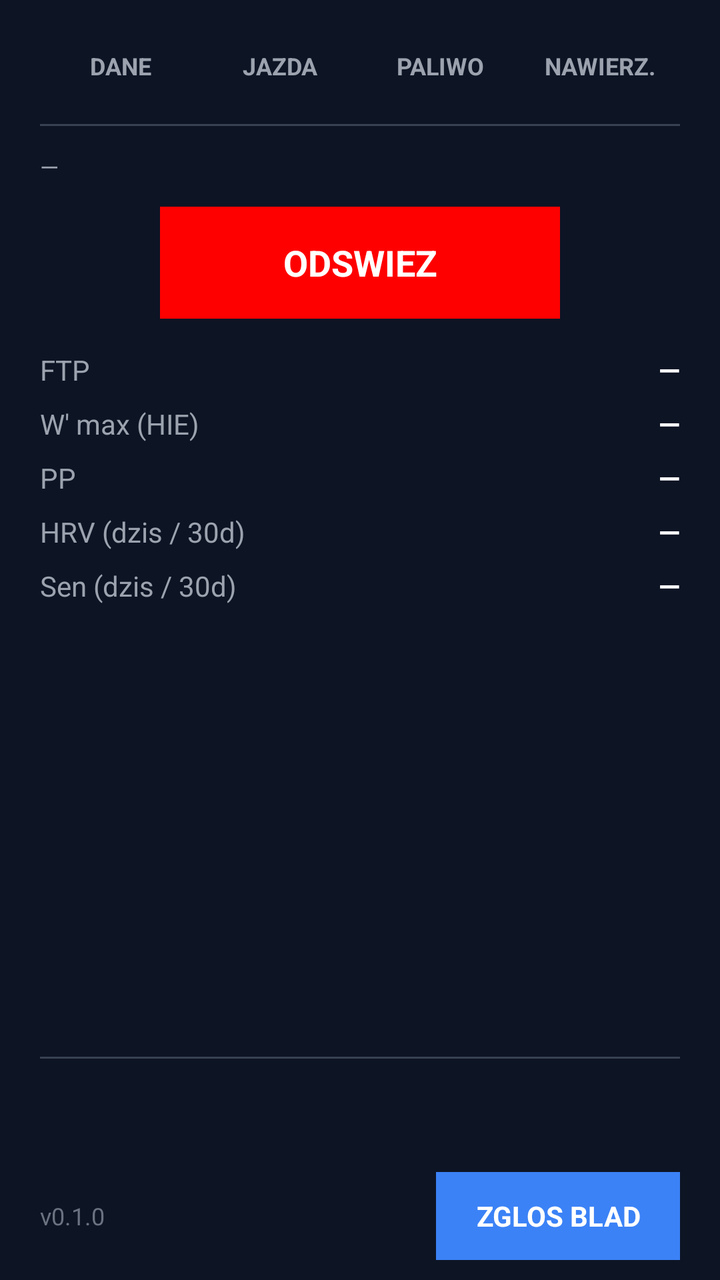
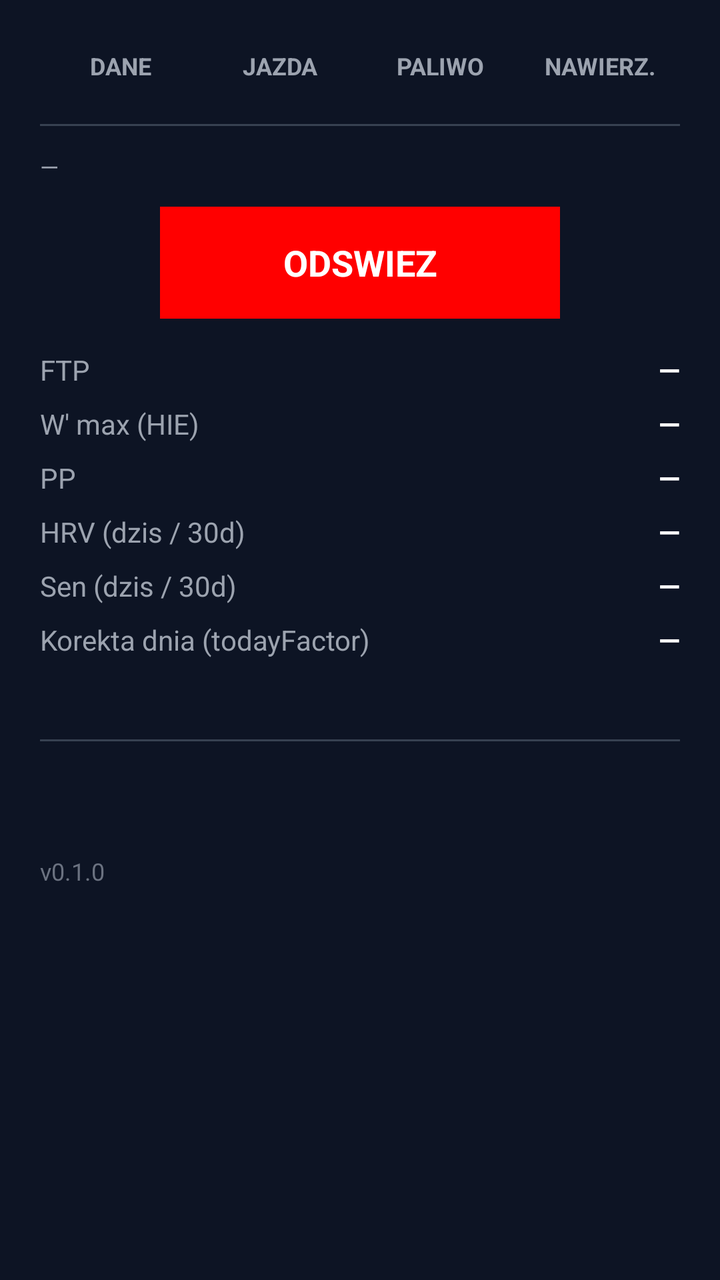

Screens rendered from an Android XML layout before and after an edit, with the pre-edit source and the edit as a unified diff.
<!-- AndroidManifest.xml: activity theme android:Theme.DeviceDefault -->
<!-- res/layout/activity_setup.xml -->
<?xml version="1.0" encoding="utf-8"?>
<LinearLayout xmlns:android="http://schemas.android.com/apk/res/android"
    android:layout_width="match_parent"
    android:layout_height="match_parent"
    android:orientation="vertical"
    android:background="#0D1424"
    android:paddingLeft="20dp"
    android:paddingRight="20dp"
    android:paddingTop="12dp"
    android:paddingBottom="10dp">

    <LinearLayout
        android:id="@+id/ll_tabs"
        android:layout_width="match_parent"
        android:layout_height="wrap_content"
        android:orientation="horizontal">

        <TextView
            android:id="@+id/tab_dane"
            android:layout_width="0dp"
            android:layout_height="42dp"
            android:layout_weight="1"
            android:gravity="center"
            android:text="DANE"
            android:textSize="12sp"
            android:textStyle="bold"
            android:textColor="#9CA3AF"
            android:clickable="true"
            android:focusable="true" />

        <TextView
            android:id="@+id/tab_jazda"
            android:layout_width="0dp"
            android:layout_height="42dp"
            android:layout_weight="1"
            android:gravity="center"
            android:text="JAZDA"
            android:textSize="12sp"
            android:textStyle="bold"
            android:textColor="#9CA3AF"
            android:clickable="true"
            android:focusable="true" />

        <TextView
            android:id="@+id/tab_paliwo"
            android:layout_width="0dp"
            android:layout_height="42dp"
            android:layout_weight="1"
            android:gravity="center"
            android:text="PALIWO"
            android:textSize="12sp"
            android:textStyle="bold"
            android:textColor="#9CA3AF"
            android:clickable="true"
            android:focusable="true" />

        <TextView
            android:id="@+id/tab_naw"
            android:layout_width="0dp"
            android:layout_height="42dp"
            android:layout_weight="1"
            android:gravity="center"
            android:text="NAWIERZ."
            android:textSize="12sp"
            android:textStyle="bold"
            android:textColor="#9CA3AF"
            android:clickable="true"
            android:focusable="true" />
    </LinearLayout>

    <TextView
        android:layout_width="match_parent"
        android:layout_height="1dp"
        android:layout_marginTop="8dp"
        android:background="#374151" />

    <ScrollView
        android:layout_width="match_parent"
        android:layout_height="0dp"
        android:layout_weight="1">

    <LinearLayout
        android:layout_width="match_parent"
        android:layout_height="wrap_content"
        android:orientation="vertical">

    <LinearLayout
        android:id="@+id/ll_tab_dane"
        android:layout_width="match_parent"
        android:layout_height="wrap_content"
        android:orientation="vertical"
        android:layout_marginTop="12dp">

        <TextView
            android:id="@+id/tv_fetch_date"
            android:layout_width="wrap_content"
            android:layout_height="wrap_content"
            android:text="—"
            android:textColor="#9CA3AF"
            android:textSize="12sp" />

        <TextView
            android:id="@+id/btn_refetch"
            android:layout_width="200dp"
            android:layout_height="56dp"
            android:layout_marginTop="12dp"
            android:layout_gravity="center_horizontal"
            android:gravity="center"
            android:text="ODSWIEZ"
            android:textColor="#FFFFFF"
            android:textSize="18sp"
            android:textStyle="bold"
            android:clickable="true"
            android:focusable="true"
            android:background="#FFFF0000" />

        <LinearLayout
            android:layout_width="match_parent"
            android:layout_height="wrap_content"
            android:layout_marginTop="16dp"
            android:orientation="horizontal">

            <TextView
                android:layout_width="0dp"
                android:layout_height="wrap_content"
                android:layout_weight="1"
                android:text="FTP"
                android:textColor="#9CA3AF"
                android:textSize="14sp" />

            <TextView
                android:id="@+id/tv_ftp"
                android:layout_width="wrap_content"
                android:layout_height="wrap_content"
                android:text="—"
                android:textColor="#FFFFFF"
                android:textSize="14sp"
                android:textStyle="bold" />
        </LinearLayout>

        <LinearLayout
            android:layout_width="match_parent"
            android:layout_height="wrap_content"
            android:layout_marginTop="8dp"
            android:orientation="horizontal">

            <TextView
                android:layout_width="0dp"
                android:layout_height="wrap_content"
                android:layout_weight="1"
                android:text="W' max (HIE)"
                android:textColor="#9CA3AF"
                android:textSize="14sp" />

            <TextView
                android:id="@+id/tv_wmax"
                android:layout_width="wrap_content"
                android:layout_height="wrap_content"
                android:text="—"
                android:textColor="#FFFFFF"
                android:textSize="14sp"
                android:textStyle="bold" />
        </LinearLayout>

        <LinearLayout
            android:layout_width="match_parent"
            android:layout_height="wrap_content"
            android:layout_marginTop="8dp"
            android:orientation="horizontal">

            <TextView
                android:layout_width="0dp"
                android:layout_height="wrap_content"
                android:layout_weight="1"
                android:text="PP"
                android:textColor="#9CA3AF"
                android:textSize="14sp" />

            <TextView
                android:id="@+id/tv_pp"
                android:layout_width="wrap_content"
                android:layout_height="wrap_content"
                android:text="—"
                android:textColor="#FFFFFF"
                android:textSize="14sp"
                android:textStyle="bold" />
        </LinearLayout>

        <LinearLayout
            android:layout_width="match_parent"
            android:layout_height="wrap_content"
            android:layout_marginTop="8dp"
            android:orientation="horizontal">

            <TextView
                android:layout_width="0dp"
                android:layout_height="wrap_content"
                android:layout_weight="1"
                android:text="HRV (dzis / 30d)"
                android:textColor="#9CA3AF"
                android:textSize="14sp" />

            <TextView
                android:id="@+id/tv_hrv"
                android:layout_width="wrap_content"
                android:layout_height="wrap_content"
                android:text="—"
                android:textColor="#FFFFFF"
                android:textSize="14sp"
                android:textStyle="bold" />
        </LinearLayout>

        <LinearLayout
            android:layout_width="match_parent"
            android:layout_height="wrap_content"
            android:layout_marginTop="8dp"
            android:orientation="horizontal">

            <TextView
                android:layout_width="0dp"
                android:layout_height="wrap_content"
                android:layout_weight="1"
                android:text="Sen (dzis / 30d)"
                android:textColor="#9CA3AF"
                android:textSize="14sp" />

            <TextView
                android:id="@+id/tv_sleep"
                android:layout_width="wrap_content"
                android:layout_height="wrap_content"
                android:text="—"
                android:textColor="#FFFFFF"
                android:textSize="14sp"
                android:textStyle="bold" />
        </LinearLayout>

        <TextView
            android:id="@+id/tv_pi_status"
            android:layout_width="wrap_content"
            android:layout_height="wrap_content"
            android:layout_marginTop="12dp"
            android:text=""
            android:textColor="#9CA3AF"
            android:textSize="12sp"
            android:gravity="center" />
    </LinearLayout>

    <LinearLayout
        android:id="@+id/ll_tab_jazda"
        android:layout_width="match_parent"
        android:layout_height="wrap_content"
        android:orientation="vertical"
        android:layout_marginTop="12dp"
        android:visibility="gone">

        <TextView
            android:layout_width="wrap_content"
            android:layout_height="wrap_content"
            android:layout_marginBottom="6dp"
            android:text="TRYB JAZDY"
            android:textColor="#9CA3AF"
            android:textSize="11sp"
            android:letterSpacing="0.1" />

        <LinearLayout
            android:id="@+id/ll_riding_mode"
            android:layout_width="match_parent"
            android:layout_height="wrap_content"
            android:orientation="horizontal"
            android:layout_marginBottom="4dp">

            <TextView
                android:id="@+id/btn_mode_defensive"
                android:layout_width="0dp"
                android:layout_height="40dp"
                android:layout_weight="1"
                android:gravity="center"
                android:text="DEFENSYWNA"
                android:textSize="11sp"
                android:textStyle="bold"
                android:background="#1E2A3A"
                android:textColor="#9CA3AF"
                android:layout_marginEnd="4dp" />

            <TextView
                android:id="@+id/btn_mode_normal"
                android:layout_width="0dp"
                android:layout_height="40dp"
                android:layout_weight="1"
                android:gravity="center"
                android:text="NORMALNA"
                android:textSize="11sp"
                android:textStyle="bold"
                android:background="#1E2A3A"
                android:textColor="#9CA3AF"
                android:layout_marginEnd="4dp" />

            <TextView
                android:id="@+id/btn_mode_offensive"
                android:layout_width="0dp"
                android:layout_height="40dp"
                android:layout_weight="1"
                android:gravity="center"
                android:text="OFENSYWNA"
                android:textSize="11sp"
                android:textStyle="bold"
                android:background="#1E2A3A"
                android:textColor="#9CA3AF" />

            <TextView
                android:id="@+id/btn_mode_auto"
                android:layout_width="0dp"
                android:layout_height="40dp"
                android:layout_weight="1"
                android:gravity="center"
                android:text="AUTO"
                android:textSize="11sp"
                android:textStyle="bold"
                android:background="#1E2A3A"
                android:textColor="#9CA3AF"
                android:layout_marginStart="4dp" />
        </LinearLayout>

        <LinearLayout
            android:layout_width="match_parent"
            android:layout_height="wrap_content"
            android:layout_marginTop="12dp"
            android:orientation="horizontal"
            android:gravity="center_vertical">

            <CheckBox
                android:id="@+id/cb_baro"
                android:layout_width="wrap_content"
                android:layout_height="wrap_content"
                android:checked="true"
                android:textColor="#FFFFFF" />

            <TextView
                android:layout_width="0dp"
                android:layout_height="wrap_content"
                android:layout_weight="1"
                android:text="Wrazliwosc na cisnienie"
                android:textColor="#9CA3AF"
                android:textSize="14sp" />
        </LinearLayout>

        <LinearLayout
            android:layout_width="match_parent"
            android:layout_height="wrap_content"
            android:layout_marginTop="8dp"
            android:orientation="horizontal">

            <TextView
                android:layout_width="0dp"
                android:layout_height="wrap_content"
                android:layout_weight="1"
                android:text="Cisnienie (hPa / 24h)"
                android:textColor="#9CA3AF"
                android:textSize="14sp" />

            <TextView
                android:id="@+id/tv_pressure"
                android:layout_width="wrap_content"
                android:layout_height="wrap_content"
                android:text="—"
                android:textColor="#FFFFFF"
                android:textSize="14sp"
                android:textStyle="bold" />
        </LinearLayout>

        <LinearLayout
            android:layout_width="match_parent"
            android:layout_height="wrap_content"
            android:layout_marginTop="8dp"
            android:orientation="horizontal">

            <TextView
                android:layout_width="0dp"
                android:layout_height="wrap_content"
                android:layout_weight="1"
                android:text="Cisnienie — korekta TF"
                android:textColor="#9CA3AF"
                android:textSize="14sp" />

            <TextView
                android:id="@+id/tv_baro_info"
                android:layout_width="wrap_content"
                android:layout_height="wrap_content"
                android:text="—"
                android:textColor="#FFFFFF"
                android:textSize="14sp"
                android:textStyle="bold" />
        </LinearLayout>

        <LinearLayout
            android:layout_width="match_parent"
            android:layout_height="wrap_content"
            android:layout_marginTop="8dp"
            android:orientation="horizontal"
            android:gravity="center_vertical">

            <CheckBox
                android:id="@+id/cb_hr_zone"
                android:layout_width="wrap_content"
                android:layout_height="wrap_content" />

            <TextView
                android:layout_width="0dp"
                android:layout_height="wrap_content"
                android:layout_weight="1"
                android:text="HR: strefy Z1-Z5 zamiast bpm"
                android:textColor="#9CA3AF"
                android:textSize="14sp" />
        </LinearLayout>

        <TextView
            android:layout_width="match_parent"
            android:layout_height="1dp"
            android:layout_marginTop="16dp"
            android:background="#374151" />

        <LinearLayout
            android:layout_width="match_parent"
            android:layout_height="wrap_content"
            android:layout_marginTop="12dp"
            android:orientation="horizontal"
            android:gravity="center_vertical">

            <CheckBox
                android:id="@+id/cb_cassette_override"
                android:layout_width="wrap_content"
                android:layout_height="wrap_content" />

            <TextView
                android:layout_width="wrap_content"
                android:layout_height="wrap_content"
                android:text="Override kasety (custom)"
                android:textColor="#9CA3AF"
                android:textSize="14sp" />
        </LinearLayout>

        <TextView
            android:id="@+id/tv_cassette_cogs"
            android:layout_width="match_parent"
            android:layout_height="wrap_content"
            android:layout_marginTop="8dp"
            android:text="—"
            android:textColor="#FFFFFF"
            android:textSize="16sp"
            android:clickable="true"
            android:focusable="true"
            android:background="#1F2937"
            android:padding="8dp" />

        <TextView
            android:layout_width="match_parent"
            android:layout_height="wrap_content"
            android:layout_marginTop="4dp"
            android:text="Biegi w GEARS pokazą tę kasetę zamiast wpisanej w AXS. Koronki od najmniejszej (10T)."
            android:textColor="#6B7280"
            android:textSize="12sp" />
    </LinearLayout>

    <LinearLayout
        android:id="@+id/ll_tab_paliwo"
        android:layout_width="match_parent"
        android:layout_height="wrap_content"
        android:orientation="vertical"
        android:layout_marginTop="12dp"
        android:visibility="gone">

        <TextView
            android:layout_width="match_parent"
            android:layout_height="wrap_content"
            android:text="Deadline"
            android:textColor="#9CA3AF"
            android:textSize="14sp" />

        <TextView
            android:id="@+id/tv_deadline"
            android:layout_width="match_parent"
            android:layout_height="wrap_content"
            android:layout_marginTop="8dp"
            android:gravity="center"
            android:text="21:00"
            android:textColor="#FFFFFF"
            android:textSize="28sp"
            android:textStyle="bold"
            android:clickable="true"
            android:focusable="true"
            android:background="#1F2937"
            android:padding="8dp" />

        <TextView
            android:layout_width="match_parent"
            android:layout_height="wrap_content"
            android:layout_marginTop="12dp"
            android:text="Zachód słonca"
            android:textColor="#9CA3AF"
            android:textSize="14sp" />

        <LinearLayout
            android:layout_width="match_parent"
            android:layout_height="wrap_content"
            android:layout_marginTop="4dp"
            android:orientation="horizontal"
            android:gravity="center_vertical">

            <TextView
                android:id="@+id/tv_sunset"
                android:layout_width="0dp"
                android:layout_height="wrap_content"
                android:layout_weight="1"
                android:text="—"
                android:textColor="#FFFFFF"
                android:textSize="16sp"
                android:textStyle="bold" />

            <CheckBox
                android:id="@+id/cb_cap_twilight"
                android:layout_width="wrap_content"
                android:layout_height="wrap_content" />

            <TextView
                android:layout_width="wrap_content"
                android:layout_height="wrap_content"
                android:text="Limit do zmroku"
                android:textColor="#9CA3AF"
                android:textSize="14sp" />
        </LinearLayout>

        <TextView
            android:id="@+id/tv_active_deadline"
            android:layout_width="wrap_content"
            android:layout_height="wrap_content"
            android:layout_marginTop="4dp"
            android:text="Aktywny deadline: —"
            android:textColor="#6B7280"
            android:textSize="12sp" />

        <TextView
            android:layout_width="match_parent"
            android:layout_height="wrap_content"
            android:layout_marginTop="16dp"
            android:text="Carb porcja (g)"
            android:textColor="#9CA3AF"
            android:textSize="14sp" />

        <TextView
            android:id="@+id/tv_carb_packet"
            android:layout_width="match_parent"
            android:layout_height="wrap_content"
            android:layout_marginTop="8dp"
            android:gravity="center"
            android:text="20 g"
            android:textColor="#FFFFFF"
            android:textSize="28sp"
            android:textStyle="bold"
            android:clickable="true"
            android:focusable="true"
            android:background="#1F2937"
            android:padding="8dp" />

        <TextView
            android:id="@+id/btn_reset_carb"
            android:layout_width="200dp"
            android:layout_height="48dp"
            android:layout_marginTop="16dp"
            android:gravity="center"
            android:text="RESET CARB"
            android:textColor="#FFFFFF"
            android:textSize="14sp"
            android:textStyle="bold"
            android:clickable="true"
            android:focusable="true"
            android:background="#FF5252" />
    </LinearLayout>

    <LinearLayout
        android:id="@+id/ll_tab_naw"
        android:layout_width="match_parent"
        android:layout_height="wrap_content"
        android:orientation="vertical"
        android:layout_marginTop="12dp"
        android:visibility="gone">

        <TextView
            android:layout_width="match_parent"
            android:layout_height="wrap_content"
            android:text="Nawierzchnia"
            android:textColor="#FFFFFF"
            android:textSize="16sp"
            android:textStyle="bold" />

        <TextView
            android:layout_width="match_parent"
            android:layout_height="wrap_content"
            android:layout_marginTop="8dp"
            android:text="Ustawienia nawierzchni — wkrótce. Tu pojawią się: advisory pacingu na gravelu oraz mnożniki węgli i płynów dla nawierzchni gravel / luźnej."
            android:textColor="#9CA3AF"
            android:textSize="14sp" />

        <TextView
            android:layout_width="match_parent"
            android:layout_height="wrap_content"
            android:layout_marginTop="8dp"
            android:text="Dane nawierzchni pobiera QBot z OpenStreetMap przy zapisie trasy w RWGPS."
            android:textColor="#6B7280"
            android:textSize="12sp" />
    </LinearLayout>

    </LinearLayout>
    </ScrollView>

    <TextView
        android:layout_width="match_parent"
        android:layout_height="1dp"
        android:layout_marginTop="12dp"
        android:background="#374151" />

    <TextView
        android:id="@+id/tv_status"
        android:layout_width="match_parent"
        android:layout_height="wrap_content"
        android:layout_marginTop="10dp"
        android:text=""
        android:textColor="#9CA3AF"
        android:textSize="12sp"
        android:gravity="center" />

    <TextView
        android:id="@+id/tv_error"
        android:layout_width="match_parent"
        android:layout_height="wrap_content"
        android:layout_marginTop="4dp"
        android:text=""
        android:textColor="#FF5252"
        android:textSize="12sp"
        android:gravity="center" />

    <LinearLayout
        android:layout_width="match_parent"
        android:layout_height="wrap_content"
        android:layout_marginTop="10dp"
        android:orientation="horizontal"
        android:gravity="center_vertical">

        <TextView
            android:id="@+id/tv_version"
            android:layout_width="0dp"
            android:layout_height="wrap_content"
            android:layout_weight="1"
            android:text="v0.1.0"
            android:textColor="#6B7280"
            android:textSize="12sp" />

        <TextView
            android:id="@+id/btn_report_bug"
            android:layout_width="wrap_content"
            android:layout_height="44dp"
            android:gravity="center"
            android:paddingLeft="20dp"
            android:paddingRight="20dp"
            android:text="ZGLOS BLAD"
            android:textColor="#FFFFFF"
            android:textSize="14sp"
            android:textStyle="bold"
            android:clickable="true"
            android:focusable="true"
            android:background="#3B82F6" />
    </LinearLayout>

</LinearLayout>
<!-- resources referenced by this layout -->
<resources>

</resources>

<!-- the commit's change to res/layout/activity_setup.xml (unified diff, before → after) -->
@@ -234,6 +234,30 @@
                 android:textStyle="bold" />
         </LinearLayout>
 
+        <LinearLayout
+            android:layout_width="match_parent"
+            android:layout_height="wrap_content"
+            android:layout_marginTop="8dp"
+            android:orientation="horizontal">
+
+            <TextView
+                android:layout_width="0dp"
+                android:layout_height="wrap_content"
+                android:layout_weight="1"
+                android:text="Korekta dnia (todayFactor)"
+                android:textColor="#9CA3AF"
+                android:textSize="14sp" />
+
+            <TextView
+                android:id="@+id/tv_today_factor"
+                android:layout_width="wrap_content"
+                android:layout_height="wrap_content"
+                android:text="—"
+                android:textColor="#FFFFFF"
+                android:textSize="14sp"
+                android:textStyle="bold" />
+        </LinearLayout>
+
         <TextView
             android:id="@+id/tv_pi_status"
             android:layout_width="wrap_content"
@@ -609,9 +633,6 @@
             android:textSize="12sp" />
     </LinearLayout>
 
-    </LinearLayout>
-    </ScrollView>
-
     <TextView
         android:layout_width="match_parent"
         android:layout_height="1dp"
@@ -638,36 +659,16 @@
         android:textSize="12sp"
         android:gravity="center" />
 
-    <LinearLayout
+    <TextView
+        android:id="@+id/tv_version"
         android:layout_width="match_parent"
         android:layout_height="wrap_content"
         android:layout_marginTop="10dp"
-        android:orientation="horizontal"
-        android:gravity="center_vertical">
-
-        <TextView
-            android:id="@+id/tv_version"
-            android:layout_width="0dp"
-            android:layout_height="wrap_content"
-            android:layout_weight="1"
-            android:text="v0.1.0"
-            android:textColor="#6B7280"
-            android:textSize="12sp" />
-
-        <TextView
-            android:id="@+id/btn_report_bug"
-            android:layout_width="wrap_content"
-            android:layout_height="44dp"
-            android:gravity="center"
-            android:paddingLeft="20dp"
-            android:paddingRight="20dp"
-            android:text="ZGLOS BLAD"
-            android:textColor="#FFFFFF"
-            android:textSize="14sp"
-            android:textStyle="bold"
-            android:clickable="true"
-            android:focusable="true"
-            android:background="#3B82F6" />
+        android:text="v0.1.0"
+        android:textColor="#6B7280"
+        android:textSize="12sp" />
+
     </LinearLayout>
+    </ScrollView>
 
 </LinearLayout>
